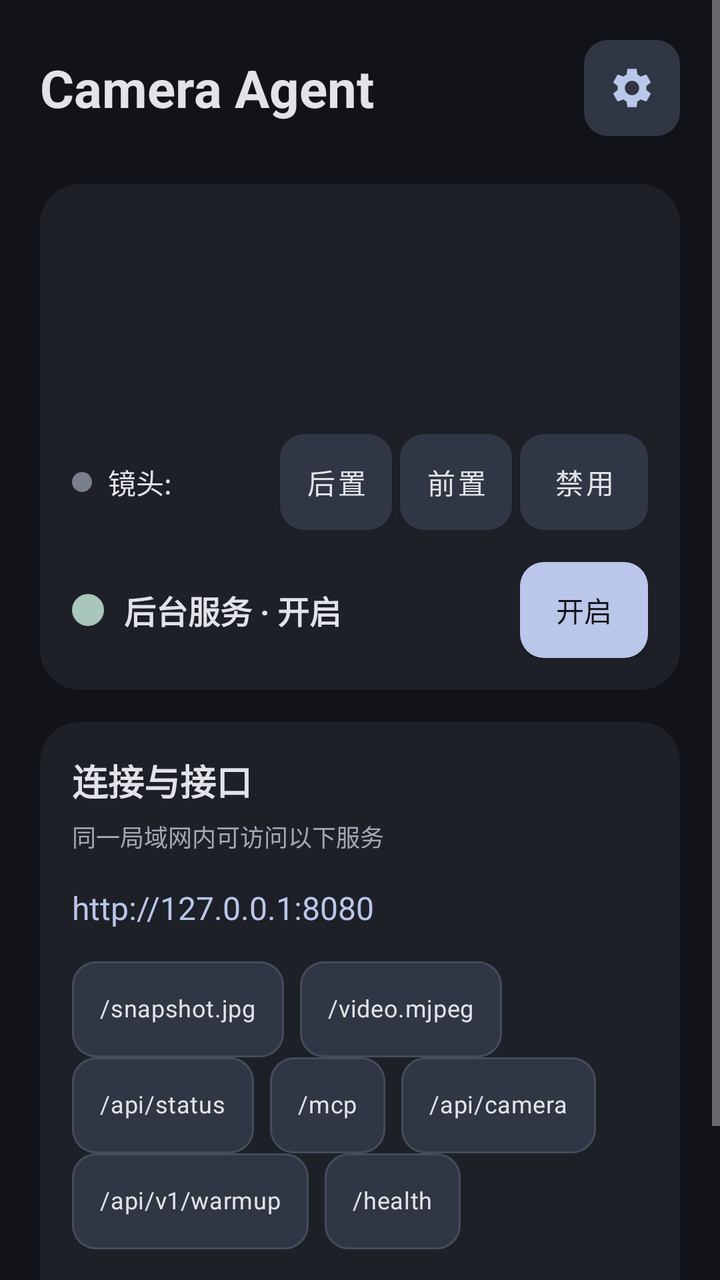
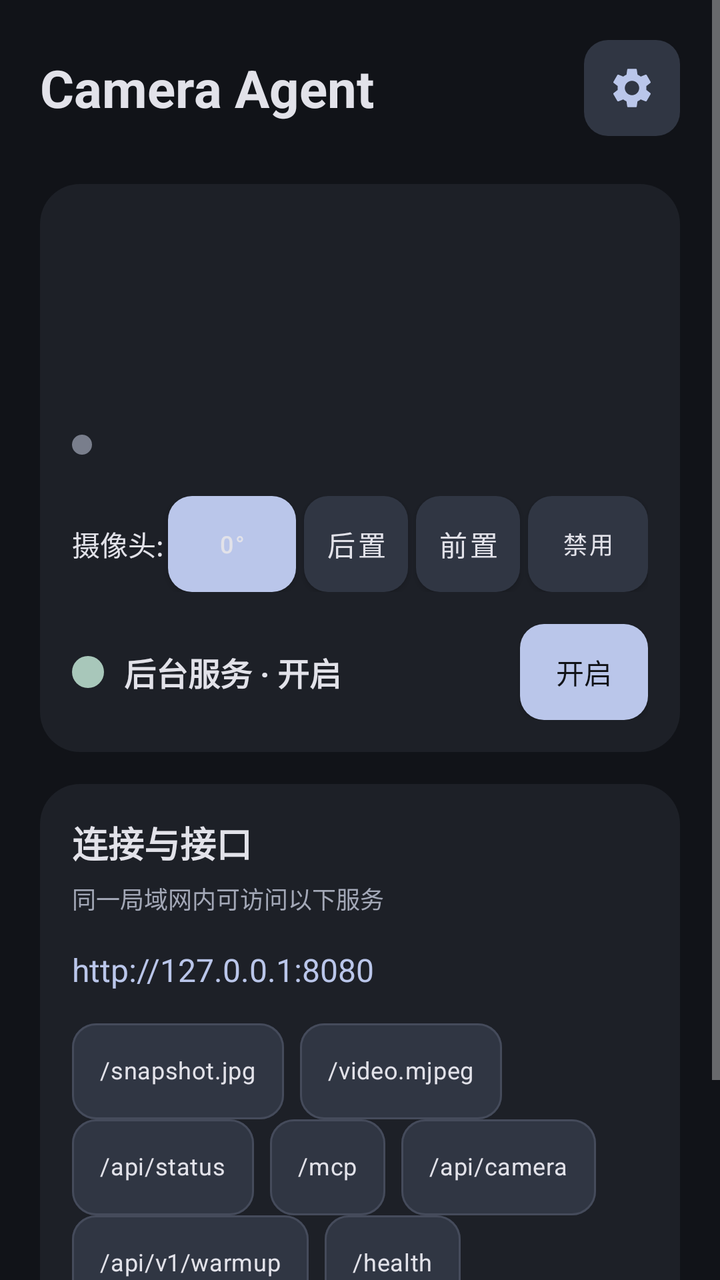

Compare the two renders of this Android layout. The source of the first and the diff that turns it into the second are given below.
<!-- AndroidManifest.xml: application theme Theme.CameraAgent -->
<!-- res/layout/activity_main.xml -->
<?xml version="1.0" encoding="utf-8"?>
<RelativeLayout
    xmlns:android="http://schemas.android.com/apk/res/android"
    xmlns:app="http://schemas.android.com/apk/res-auto"
    android:id="@+id/rootLayout"
    android:layout_width="match_parent"
    android:layout_height="match_parent"
    android:background="@color/ui_background">
    <ScrollView
        android:layout_width="match_parent"
        android:layout_height="match_parent"
        android:fillViewport="true">
        <LinearLayout
            android:layout_width="match_parent"
            android:layout_height="wrap_content"
            android:orientation="vertical"
            android:padding="20dp"
            android:id="@+id/contentLayout">
            <LinearLayout android:layout_width="match_parent" android:layout_height="wrap_content" android:gravity="center_vertical" android:layout_marginBottom="24dp">
                <TextView android:layout_width="0dp" android:layout_weight="1" android:layout_height="wrap_content" android:text="Camera Agent" android:textSize="26sp" android:textColor="@color/ui_text" android:textStyle="bold" />
                <ImageButton android:id="@+id/btnSettingsIcon" android:layout_width="48dp" android:layout_height="48dp" android:background="@drawable/control_button" android:src="@drawable/ic_settings" android:tint="@color/ui_primary" android:padding="12dp" android:contentDescription="@string/settings_title" />
            </LinearLayout>
            <LinearLayout android:id="@+id/topBar" android:layout_width="match_parent" android:layout_height="wrap_content" android:orientation="vertical" android:background="@drawable/surface_card">
                <LinearLayout android:layout_width="match_parent" android:layout_height="wrap_content" android:gravity="center_vertical" android:paddingTop="12dp">
                    <TextView android:id="@+id/tvHttpStatus" android:layout_width="0dp" android:layout_weight="1" android:layout_height="wrap_content" android:textColor="@color/ui_text" android:textSize="14sp" />
                    <TextView android:id="@+id/tvHttpConnections" android:layout_width="wrap_content" android:layout_height="wrap_content" android:textColor="@color/ui_text_secondary" android:textSize="12sp" />
                </LinearLayout>
                <LinearLayout android:layout_width="match_parent" android:layout_height="wrap_content" android:gravity="center_vertical" android:paddingTop="12dp">
                    <TextView android:id="@+id/tvMcpStatus" android:layout_width="0dp" android:layout_weight="1" android:layout_height="wrap_content" android:textColor="@color/ui_text" android:textSize="14sp" />
                    <TextView android:id="@+id/tvMcpConnections" android:layout_width="wrap_content" android:layout_height="wrap_content" android:textColor="@color/ui_text_secondary" android:textSize="12sp" />
                </LinearLayout>
                <TextView android:id="@+id/tvMqttStatus" android:layout_width="match_parent" android:layout_height="wrap_content" android:paddingTop="12dp" android:textColor="@color/ui_text" android:textSize="14sp" />
                <LinearLayout android:id="@+id/facingSegmentedContainer" android:layout_width="match_parent" android:layout_height="wrap_content" android:gravity="center_vertical" android:layout_marginTop="16dp">
                    <View android:id="@+id/cameraHardwareLed" android:layout_width="10dp" android:layout_height="10dp" android:layout_marginRight="8dp" android:background="@drawable/led_grey" />
                    <TextView android:id="@+id/tvCameraHardwareStatus" android:layout_width="0dp" android:layout_weight="1" android:layout_height="wrap_content" android:text="镜头:" android:textColor="@color/ui_text" android:textSize="14sp" />
                    <Button android:id="@+id/btnFacingBack" android:layout_width="56dp" android:layout_height="48dp" android:layout_marginLeft="4dp" android:padding="4dp" android:minWidth="0dp" android:text="后置" android:textSize="14sp" android:textColor="@color/control_text" android:background="@drawable/control_button" app:backgroundTint="@color/ui_control" />
                    <Button android:id="@+id/btnFacingFront" android:layout_width="56dp" android:layout_height="48dp" android:layout_marginLeft="4dp" android:padding="4dp" android:minWidth="0dp" android:text="前置" android:textSize="14sp" android:textColor="@color/control_text" android:background="@drawable/control_button" app:backgroundTint="@color/ui_control" />
                    <Button android:id="@+id/btnFacingDisabled" android:layout_width="64dp" android:layout_height="48dp" android:layout_marginLeft="4dp" android:padding="4dp" android:minWidth="0dp" android:text="禁用" android:textSize="14sp" android:textColor="@color/control_text" android:background="@drawable/control_button" app:backgroundTint="@color/ui_control" />
                </LinearLayout>
                <LinearLayout android:layout_width="match_parent" android:layout_height="wrap_content" android:gravity="center_vertical" android:layout_marginTop="16dp">
                    <View android:id="@+id/statusLed" android:layout_width="16dp" android:layout_height="16dp" android:layout_marginRight="10dp" android:background="@drawable/led_green" />
                    <TextView android:id="@+id/tvStatusText" android:layout_width="0dp" android:layout_weight="1" android:layout_height="wrap_content" android:text="后台服务 · 开启" android:textColor="@color/ui_text" android:textStyle="bold" android:textSize="16sp" android:layout_marginRight="8dp" />
                    <ToggleButton android:id="@+id/tbCameraEnable" android:layout_width="64dp" android:layout_height="48dp" android:textOn="开启" android:textOff="关闭" android:checked="true" android:background="@drawable/control_button" android:textColor="@color/control_text" />
                </LinearLayout>
            </LinearLayout>
            <LinearLayout
                android:layout_width="match_parent"
                android:layout_height="wrap_content"
                android:orientation="vertical"
                android:background="@drawable/surface_card"
                android:layout_marginTop="16dp">
                <TextView
                    android:layout_width="match_parent"
                    android:layout_height="wrap_content"
                    android:text="连接与接口"
                    android:textSize="18sp"
                    android:textColor="@color/ui_text"
                    android:textStyle="bold" />
                <TextView
                    android:layout_width="match_parent"
                    android:layout_height="wrap_content"
                    android:text="同一局域网内可访问以下服务"
                    android:textSize="12sp"
                    android:textColor="@color/ui_text_secondary"
                    android:layout_marginTop="6dp"
                    android:layout_marginBottom="16dp" />
                <TextView
                    android:layout_width="match_parent"
                    android:layout_height="wrap_content"
                    android:text="http://127.0.0.1:8080"
                    android:textSize="16sp"
                    android:textColor="@color/ui_primary"
                    android:id="@+id/tvBaseEndpoint"
                    android:textIsSelectable="true" />
                <TextView
                    android:layout_width="match_parent"
                    android:layout_height="wrap_content"
                    android:text="已启用认证"
                    android:textSize="12sp"
                    android:textColor="@color/ui_warning"
                    android:id="@+id/tvAuthBadge"
                    android:visibility="gone"
                    android:layout_marginTop="8dp" />
                <com.google.android.material.chip.ChipGroup
                    android:id="@+id/chipGroupPaths"
                    android:layout_width="match_parent"
                    android:layout_height="wrap_content"
                    android:layout_marginTop="16dp">
                    <com.google.android.material.chip.Chip
                        android:id="@+id/chipSnapshot"
                        android:layout_width="wrap_content"
                        android:layout_height="wrap_content"
                        android:text="/snapshot.jpg"
                        style="@style/Widget.CameraAgent.PathChip" />
                    <com.google.android.material.chip.Chip
                        android:id="@+id/chipStream"
                        android:layout_width="wrap_content"
                        android:layout_height="wrap_content"
                        android:text="/video.mjpeg"
                        style="@style/Widget.CameraAgent.PathChip" />
                    <com.google.android.material.chip.Chip
                        android:id="@+id/chipStatus"
                        android:layout_width="wrap_content"
                        android:layout_height="wrap_content"
                        android:text="/api/status"
                        style="@style/Widget.CameraAgent.PathChip" />
                    <com.google.android.material.chip.Chip
                        android:id="@+id/chipMcp"
                        android:layout_width="wrap_content"
                        android:layout_height="wrap_content"
                        android:text="/mcp"
                        style="@style/Widget.CameraAgent.PathChip" />
                    <com.google.android.material.chip.Chip
                        android:id="@+id/chipCameraConfig"
                        android:layout_width="wrap_content"
                        android:layout_height="wrap_content"
                        android:text="/api/camera"
                        style="@style/Widget.CameraAgent.PathChip" />
                    <com.google.android.material.chip.Chip
                        android:id="@+id/chipWarmup"
                        android:layout_width="wrap_content"
                        android:layout_height="wrap_content"
                        android:text="/api/v1/warmup"
                        style="@style/Widget.CameraAgent.PathChip" />
                    <com.google.android.material.chip.Chip
                        android:id="@+id/chipHealth"
                        android:layout_width="wrap_content"
                        android:layout_height="wrap_content"
                        android:text="/health"
                        style="@style/Widget.CameraAgent.PathChip" />
                </com.google.android.material.chip.ChipGroup>
                <TextView
                    android:layout_width="match_parent"
                    android:layout_height="wrap_content"
                    android:text="选择接口查看使用说明"
                    android:textSize="13sp"
                    android:textColor="@color/ui_text_secondary"
                    android:id="@+id/tvEndpointSummary"
                    android:textIsSelectable="true"
                    android:layout_marginTop="12dp"
                    android:lineSpacingExtra="4dp" />
            </LinearLayout>
            <TextView
                android:layout_width="match_parent"
                android:layout_height="wrap_content"
                android:text=""
                android:textSize="12sp"
                android:textColor="@color/ui_text_secondary"
                android:id="@+id/tvDeviceStatus"
                android:layout_marginTop="20dp" />
        </LinearLayout>
    </ScrollView>
</RelativeLayout>
<!-- resources referenced by this layout -->
<resources>
  <color name="ui_background">#111318</color>
  <color name="ui_control">#303643</color>
  <color name="ui_primary">#BAC6EA</color>
  <color name="ui_text">#E2E2E9</color>
  <color name="ui_text_secondary">#A3A8B7</color>
  <color name="ui_warning">#D7BE8E</color>
  <!-- drawable control_button (drawable) -->
  <selector xmlns:android="http://schemas.android.com/apk/res/android"><item android:state_selected="true"><shape><solid android:color="@color/ui_primary"/><corners android:radius="12dp"/></shape></item><item android:state_checked="true"><shape><solid android:color="@color/ui_primary"/><corners android:radius="12dp"/></shape></item><item android:state_pressed="true"><shape><solid android:color="@color/ui_pressed"/><corners android:radius="12dp"/></shape></item><item><shape><solid android:color="@color/ui_control"/><corners android:radius="12dp"/></shape></item></selector>
  <!-- drawable led_green (drawable) -->
  <shape xmlns:android="http://schemas.android.com/apk/res/android" android:shape="oval"><solid android:color="@color/ui_success"/></shape>
  <!-- drawable led_grey (drawable) -->
  <shape xmlns:android="http://schemas.android.com/apk/res/android" android:shape="oval"><solid android:color="@color/ui_inactive"/></shape>
  <!-- drawable surface_card (drawable) -->
  <shape xmlns:android="http://schemas.android.com/apk/res/android"><solid android:color="@color/ui_surface"/><corners android:radius="20dp"/><padding android:left="16dp" android:top="16dp" android:right="16dp" android:bottom="16dp"/></shape>
  <string name="settings_title">设置</string>
  <style name="Widget.CameraAgent.PathChip" parent="Widget.MaterialComponents.Chip.Action">
          <item name="chipBackgroundColor">@color/chip_bg_color</item>
          <item name="chipStrokeColor">@color/chip_stroke_color</item>
          <item name="chipStrokeWidth">1dp</item>
          <item name="chipCornerRadius">12dp</item>
          <item name="chipMinHeight">48dp</item>
          <item name="ensureMinTouchTargetSize">false</item>
          <item name="android:textColor">@color/chip_text_color</item>
          <item name="android:textSize">12sp</item>
          <item name="android:textStyle">bold</item>
          <item name="chipStartPadding">12dp</item>
          <item name="chipEndPadding">12dp</item>
          <item name="textStartPadding">2dp</item>
          <item name="textEndPadding">2dp</item>
      </style>
  <style name="Theme.CameraAgent" parent="Theme.MaterialComponents.NoActionBar">
          <item name="colorPrimary">@color/ui_primary</item>
          <item name="colorPrimaryVariant">@color/ui_primary_container</item>
          <item name="colorOnPrimary">@color/ui_background</item>
          <item name="colorSecondary">@color/ui_primary</item>
          <item name="colorSecondaryVariant">@color/ui_primary_container</item>
          <item name="colorOnSecondary">@color/ui_background</item>
          <item name="android:statusBarColor">@color/ui_background</item>
          <item name="android:navigationBarColor">@color/ui_background</item>
          <item name="android:colorAccent">@color/ui_primary</item>
          <item name="android:windowLightStatusBar">false</item>
          <item name="android:windowBackground">@color/ui_background</item>
      </style>
  <color name="ui_pressed">#40495F</color>
  <color name="ui_success">#A8C7BA</color>
  <color name="ui_inactive">#797E8C</color>
  <color name="ui_surface">#1D2027</color>
  <color name="ui_primary_container">#404D70</color>
  <!-- unchanged entries left out for length: 1 -->
</resources>

<!-- the commit's change to res/layout/activity_main.xml (unified diff, before → after) -->
@@ -30,12 +30,17 @@
                     <TextView android:id="@+id/tvMcpConnections" android:layout_width="wrap_content" android:layout_height="wrap_content" android:textColor="@color/ui_text_secondary" android:textSize="12sp" />
                 </LinearLayout>
                 <TextView android:id="@+id/tvMqttStatus" android:layout_width="match_parent" android:layout_height="wrap_content" android:paddingTop="12dp" android:textColor="@color/ui_text" android:textSize="14sp" />
+                <LinearLayout android:layout_width="match_parent" android:layout_height="wrap_content" android:gravity="center_vertical" android:paddingTop="12dp">
+                    <View android:id="@+id/cameraHardwareLed" android:layout_width="10dp" android:layout_height="10dp" android:layout_marginRight="8dp" android:background="@drawable/led_grey" />
+                    <TextView android:id="@+id/tvCameraHardwareStatus" android:layout_width="0dp" android:layout_weight="1" android:layout_height="wrap_content" android:textColor="@color/ui_text" android:textSize="14sp" />
+                    <TextView android:id="@+id/cameraRuntime" android:layout_width="wrap_content" android:layout_height="wrap_content" android:textColor="@color/ui_text_secondary" android:textSize="12sp" />
+                </LinearLayout>
                 <LinearLayout android:id="@+id/facingSegmentedContainer" android:layout_width="match_parent" android:layout_height="wrap_content" android:gravity="center_vertical" android:layout_marginTop="16dp">
-                    <View android:id="@+id/cameraHardwareLed" android:layout_width="10dp" android:layout_height="10dp" android:layout_marginRight="8dp" android:background="@drawable/led_grey" />
-                    <TextView android:id="@+id/tvCameraHardwareStatus" android:layout_width="0dp" android:layout_weight="1" android:layout_height="wrap_content" android:text="镜头:" android:textColor="@color/ui_text" android:textSize="14sp" />
-                    <Button android:id="@+id/btnFacingBack" android:layout_width="56dp" android:layout_height="48dp" android:layout_marginLeft="4dp" android:padding="4dp" android:minWidth="0dp" android:text="后置" android:textSize="14sp" android:textColor="@color/control_text" android:background="@drawable/control_button" app:backgroundTint="@color/ui_control" />
-                    <Button android:id="@+id/btnFacingFront" android:layout_width="56dp" android:layout_height="48dp" android:layout_marginLeft="4dp" android:padding="4dp" android:minWidth="0dp" android:text="前置" android:textSize="14sp" android:textColor="@color/control_text" android:background="@drawable/control_button" app:backgroundTint="@color/ui_control" />
-                    <Button android:id="@+id/btnFacingDisabled" android:layout_width="64dp" android:layout_height="48dp" android:layout_marginLeft="4dp" android:padding="4dp" android:minWidth="0dp" android:text="禁用" android:textSize="14sp" android:textColor="@color/control_text" android:background="@drawable/control_button" app:backgroundTint="@color/ui_control" />
+                    <TextView android:layout_width="0dp" android:layout_weight="1" android:layout_height="wrap_content" android:text="摄像头:" android:textColor="@color/ui_text" android:textSize="14sp" />
+                    <Button android:id="@+id/btnRotation" android:layout_width="64dp" android:layout_height="48dp" android:padding="2dp" android:minWidth="0dp" android:text="0°" android:textSize="12sp" android:singleLine="true" android:textColor="@color/control_text" android:background="@drawable/control_button" />
+                    <Button android:id="@+id/btnFacingBack" android:layout_width="52dp" android:layout_height="48dp" android:layout_marginLeft="4dp" android:padding="4dp" android:minWidth="0dp" android:text="后置" android:textSize="14sp" android:textColor="@color/control_text" android:background="@drawable/control_button" app:backgroundTint="@color/ui_control" />
+                    <Button android:id="@+id/btnFacingFront" android:layout_width="52dp" android:layout_height="48dp" android:layout_marginLeft="4dp" android:padding="4dp" android:minWidth="0dp" android:text="前置" android:textSize="14sp" android:textColor="@color/control_text" android:background="@drawable/control_button" app:backgroundTint="@color/ui_control" />
+                    <Button android:id="@+id/btnFacingDisabled" android:layout_width="60dp" android:layout_height="48dp" android:layout_marginLeft="4dp" android:padding="4dp" android:minWidth="0dp" android:text="禁用" android:textSize="12sp" android:singleLine="true" android:textColor="@color/control_text" android:background="@drawable/control_button" app:backgroundTint="@color/ui_control" />
                 </LinearLayout>
                 <LinearLayout android:layout_width="match_parent" android:layout_height="wrap_content" android:gravity="center_vertical" android:layout_marginTop="16dp">
                     <View android:id="@+id/statusLed" android:layout_width="16dp" android:layout_height="16dp" android:layout_marginRight="10dp" android:background="@drawable/led_green" />
